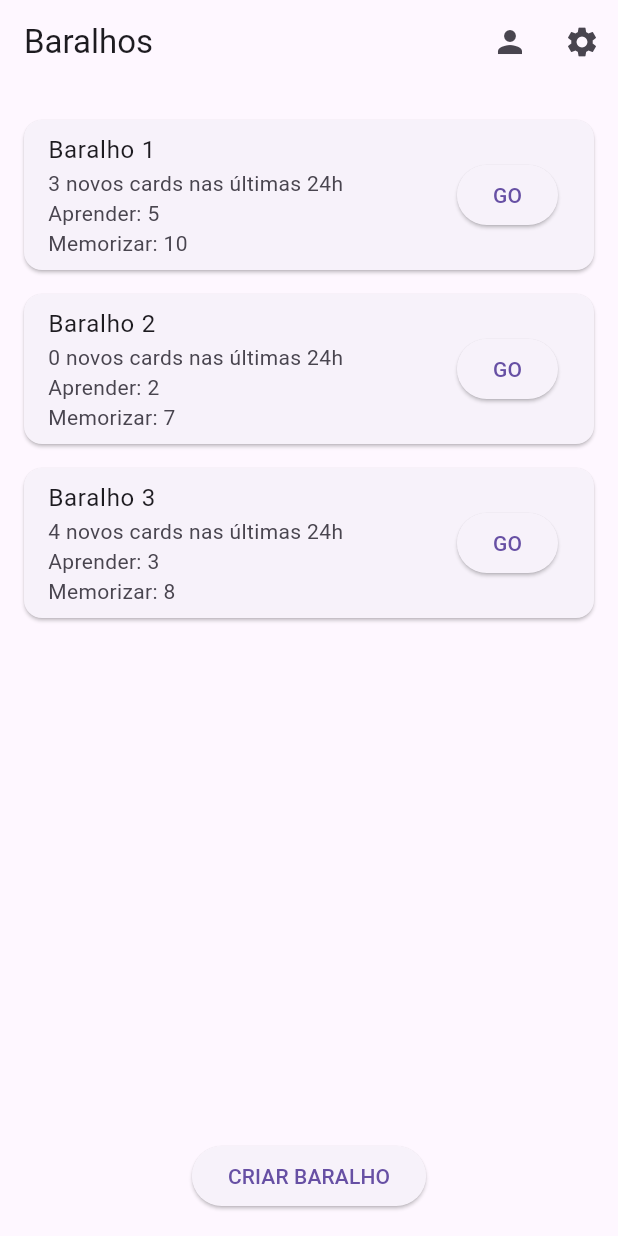
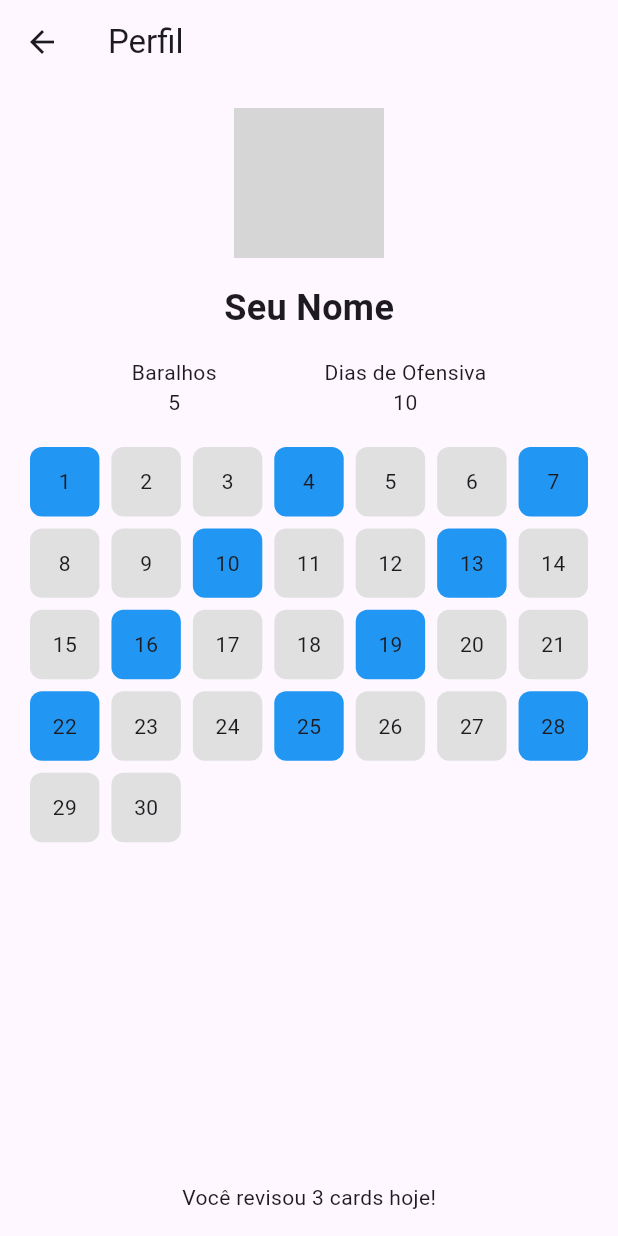
Before and after one commit to amandasgonsalves/flutter-app, a Flutter app: the screen it shows after launch, after a tap on the "person" icon, on a phone screen of 412 x 824 dp. Run offline on Flutter 3.47's test engine with Material 3 defaults, Android fonts, the phone set to English and light mode, and no system bars; grey boxes are pictures that could not be loaded.

Commit message:
ajuste da tela de perfil do usuário

```diff
--- a/lib/pages/home_screen.dart
+++ b/lib/pages/home_screen.dart
@@ -1,4 +1,5 @@
 import 'package:flutter/material.dart';
+import 'profile_screen.dart';
 
 class HomeScreen extends StatelessWidget {
   final List<Map<String, dynamic>> decks = [
@@ -31,7 +32,12 @@ class HomeScreen extends StatelessWidget {
           IconButton(
             icon: Icon(Icons.person),
             onPressed: () {
-              // Navegação para a tela de perfil
+              Navigator.push(
+                context,
+                MaterialPageRoute(
+                    builder: (context) =>
+                        ProfileScreen()), // Navega para a tela de perfil
+              );
             },
           ),
           IconButton(
--- /dev/null
+++ b/lib/pages/profile_screen.dart
@@ -0,0 +1,101 @@
+import 'package:flutter/material.dart';
+
+class ProfileScreen extends StatelessWidget {
+  final String userName = "Seu Nome"; // Substitua pelo nome do usuário
+  final int decksCount = 5; // Número de baralhos
+  final int streakDays = 10; // Dias de revisão consecutivos
+  final int reviewedCardsToday = 3; // Número de cards revisados hoje
+
+  @override
+  Widget build(BuildContext context) {
+    return Scaffold(
+      appBar: AppBar(
+        title: Text('Perfil'),
+        leading: IconButton(
+          icon: Icon(Icons.arrow_back),
+          onPressed: () {
+            Navigator.pop(context); // Voltar para a tela anterior
+          },
+        ),
+      ),
+      body: Padding(
+        padding: const EdgeInsets.all(16.0),
+        child: Column(
+          mainAxisAlignment: MainAxisAlignment.start,
+          crossAxisAlignment: CrossAxisAlignment.center,
+          children: [
+            // Imagem do usuário
+            CircleAvatar(
+              radius: 50,
+              backgroundImage:
+                  AssetImage('assets/user_avatar.png'), // Imagem do usuário
+              // Certifique-se de ter uma imagem com esse nome na pasta assets
+            ),
+            SizedBox(height: 16), // Espaçamento
+            // Nome do usuário
+            Text(
+              userName,
+              style: TextStyle(fontSize: 24, fontWeight: FontWeight.bold),
+            ),
+            SizedBox(height: 16),
+            // Informações sobre baralhos e dias de ofensiva
+            Row(
+              mainAxisAlignment: MainAxisAlignment.spaceEvenly,
+              children: [
+                Column(
+                  children: [
+                    Text('Baralhos'),
+                    Text('$decksCount'),
+                  ],
+                ),
+                Column(
+                  children: [
+                    Text('Dias de Ofensiva'),
+                    Text('$streakDays'),
+                  ],
+                ),
+              ],
+            ),
+            SizedBox(height: 16),
+            // Grade do calendário
+            Expanded(
+              child:
+                  CalendarView(), // Um widget que você criará para mostrar a grade
+            ),
+            SizedBox(height: 16),
+            // Texto sobre cards revisados hoje
+            Text('Você revisou $reviewedCardsToday cards hoje!'),
+          ],
+        ),
+      ),
+    );
+  }
+}
+
+// Widget simulado para a grade do calendário
+class CalendarView extends StatelessWidget {
+  @override
+  Widget build(BuildContext context) {
+    return GridView.builder(
+      gridDelegate: SliverGridDelegateWithFixedCrossAxisCount(
+        crossAxisCount: 7, // 7 colunas para os dias da semana
+        childAspectRatio: 1, // Aspecto quadrado para cada dia
+      ),
+      itemCount: 30, // Número de dias no mês (pode ser ajustado)
+      itemBuilder: (context, index) {
+        // Aqui você pode definir quais dias estão marcados em azul/verde
+        bool hasReviewed = (index % 3 == 0); // Exemplo: marca cada 3 dias
+        return Container(
+          margin: EdgeInsets.all(4.0),
+          decoration: BoxDecoration(
+            color: hasReviewed ? Colors.blue : Colors.grey[300],
+            borderRadius: BorderRadius.circular(8),
+          ),
+          child: Center(
+            child: Text('${index + 1}'), // Mostra o número do dia
+          ),
+        );
+      },
+    );
+  }
+}
```
